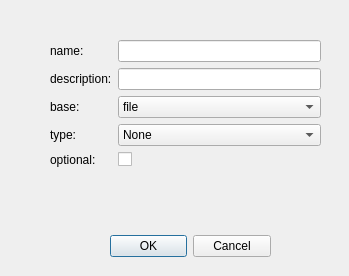
Above: gear_builder_gui/pyqt5_ui/inputs.ui from joshicola/gear-building-gui before the change. Below: the same form after it.
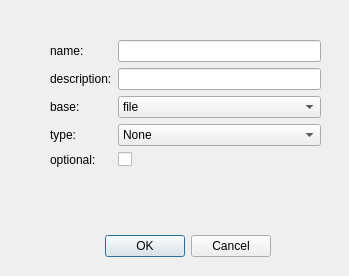
That is the form after the change.

Commit message: Readme and form updates

The edit to the form file:
```diff
--- a/gear_builder_gui/pyqt5_ui/inputs.ui
+++ b/gear_builder_gui/pyqt5_ui/inputs.ui
@@ -16,9 +16,9 @@
   <widget class="QDialogButtonBox" name="buttonBox">
    <property name="geometry">
     <rect>
-     <x>110</x>
+     <x>100</x>
      <y>230</y>
-     <width>161</width>
+     <width>171</width>
      <height>32</height>
     </rect>
    </property>
@@ -35,7 +35,7 @@
      <x>50</x>
      <y>40</y>
      <width>271</width>
-     <height>151</height>
+     <height>168</height>
     </rect>
    </property>
    <layout class="QFormLayout" name="formLayout">
```
The commit also changes 3 other files.
